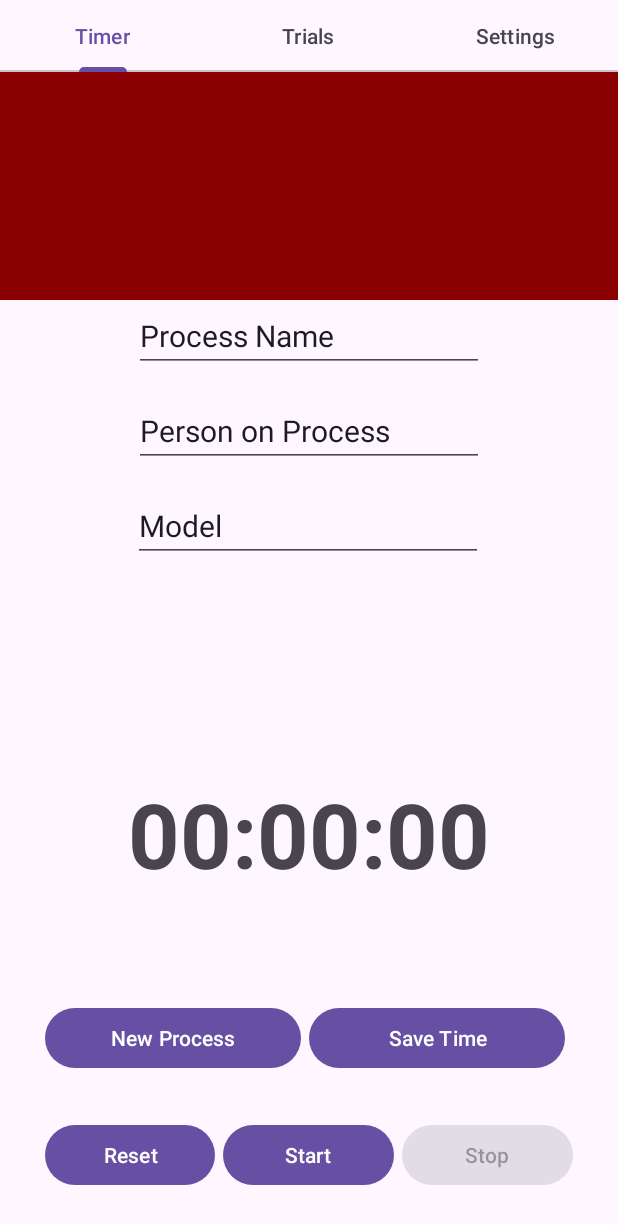
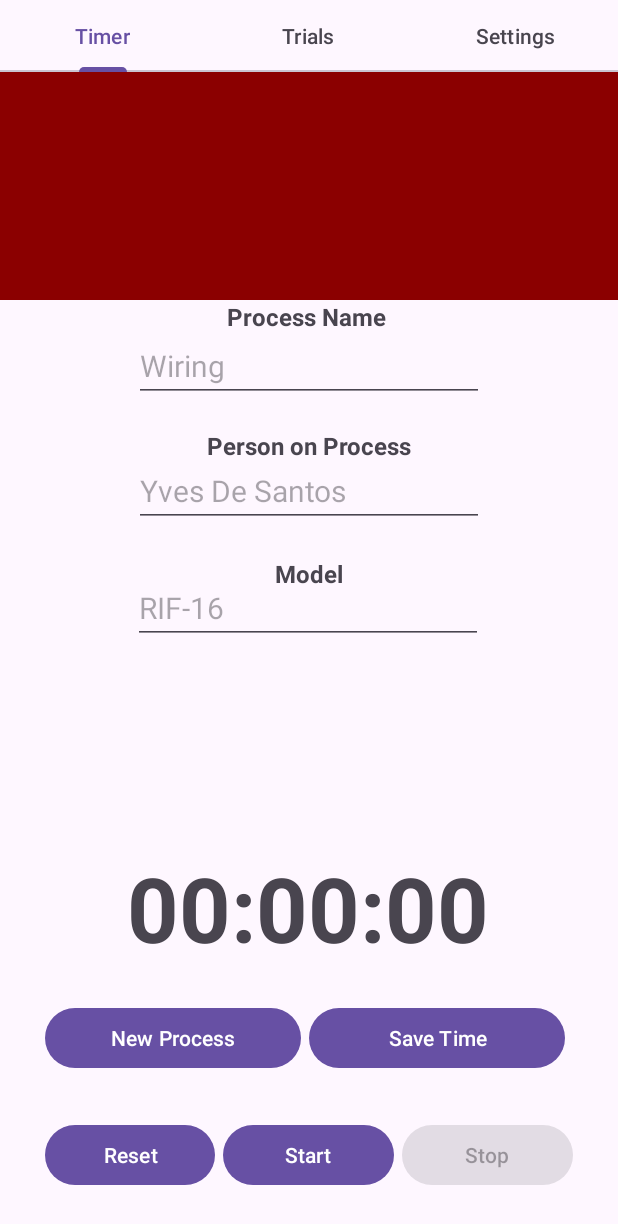
Before and after one commit to pengwoogithub/RealTMSAPP_Camel_ver0, an Android app: the screen it shows after launch (MainActivity), on a phone screen of 412 x 824 dp. Shown: the top 1224 px of the screen. Run offline under Robolectric (Android 15) with nearby library versions, the phone set to English and light mode, and no system bars.

Commit message:
fixed layout

```diff
--- /dev/null
+++ b/app/src/main/res/layout-land/fragment_home.xml
@@ -0,0 +1,163 @@
+<?xml version="1.0" encoding="utf-8"?>
+<androidx.constraintlayout.widget.ConstraintLayout
+    xmlns:android="http://schemas.android.com/apk/res/android"
+    xmlns:tools="http://schemas.android.com/tools"
+    xmlns:app="http://schemas.android.com/apk/res-auto"
+    android:layout_width="match_parent"
+    android:layout_height="match_parent"
+    tools:context=".fragments.HomeFragment">
+
+    <ScrollView
+        android:id="@+id/scrollView"
+        android:layout_width="match_parent"
+        android:layout_height="match_parent"
+        android:layout_marginTop="48dp"
+        android:fillViewport="true">
+
+        <LinearLayout
+            android:layout_width="match_parent"
+            android:layout_height="wrap_content"
+            android:orientation="vertical">
+
+            <!-- Process Name -->
+            <TextView
+                android:layout_width="wrap_content"
+                android:layout_height="wrap_content"
+                android:layout_marginTop="80dp"
+                android:text="Process Name"
+                android:textSize="16sp"
+                android:textStyle="bold"
+                android:layout_gravity="center_horizontal" />
+
+            <EditText
+                android:id="@+id/Process"
+                android:layout_width="wrap_content"
+                android:layout_height="wrap_content"
+                android:textSize="20sp"
+                android:ems="10"
+                android:inputType="text"
+                android:hint="Wiring"
+                android:layout_marginTop="20dp"
+                android:layout_gravity="center_horizontal" />
+
+            <!-- Person on Process -->
+            <TextView
+                android:id="@+id/textViewPersonTitle"
+                android:layout_width="wrap_content"
+                android:layout_height="wrap_content"
+                android:layout_marginTop="20dp"
+                android:text="Person on Process"
+                android:textSize="16sp"
+                android:textStyle="bold"
+                android:layout_gravity="center_horizontal" />
+
+            <EditText
+                android:id="@+id/Person"
+                android:layout_width="wrap_content"
+                android:layout_height="wrap_content"
+                android:layout_marginTop="20dp"
+                android:textSize="20sp"
+                android:ems="10"
+                android:inputType="text"
+                android:hint="Yves De Santos"
+                android:layout_gravity="center_horizontal" />
+
+            <!-- Model -->
+            <TextView
+                android:id="@+id/textViewModelTitle"
+                android:layout_width="wrap_content"
+                android:layout_height="wrap_content"
+                android:layout_marginTop="20dp"
+                android:text="Model"
+                android:textSize="16sp"
+                android:textStyle="bold"
+                android:layout_gravity="center_horizontal" />
+
+            <EditText
+                android:id="@+id/Model"
+                android:layout_width="wrap_content"
+                android:layout_height="wrap_content"
+                android:layout_marginTop="20dp"
+                android:ems="10"
+                android:inputType="text"
+                android:hint="RIF-16"
+                android:textSize="20sp"
+                android:layout_gravity="center_horizontal" />
+
+            <!-- Timer View -->
+            <TextView
+                android:id="@+id/TimerView"
+                android:layout_width="wrap_content"
+                android:layout_height="wrap_content"
+                android:layout_marginTop="20dp"
+                android:textSize="60sp"
+                android:textStyle="bold"
+                android:layout_gravity="center_horizontal" />
+
+            <!-- Buttons Layout 1 -->
+            <LinearLayout
+                android:id="@+id/buttons0"
+                android:layout_width="match_parent"
+                android:layout_height="wrap_content"
+                android:layout_marginTop="20dp"
+                android:orientation="horizontal"
+                android:gravity="center">
+
+                <com.google.android.material.button.MaterialButton
+                    android:id="@+id/Another"
+                    android:layout_width="0sp"
+                    android:layout_height="wrap_content"
+                    android:layout_weight="1"
+                    android:text="New Process" />
+
+                <com.google.android.material.button.MaterialButton
+                    android:id="@+id/Save"
+                    android:layout_width="0sp"
+                    android:layout_height="wrap_content"
+                    android:layout_weight="1"
+                    android:layout_marginStart="5sp"
+                    android:layout_marginEnd="5sp"
+                    android:text="Save Time" />
+
+            </LinearLayout>
+
+            <!-- Buttons Layout 2 -->
+            <LinearLayout
+                android:id="@+id/buttons"
+                android:layout_width="match_parent"
+                android:layout_height="wrap_content"
+                android:layout_marginTop="20dp"
+                android:orientation="horizontal"
+                android:gravity="center">
+
+                <com.google.android.material.button.MaterialButton
+                    android:id="@+id/Reset"
+                    android:layout_width="0sp"
+                    android:layout_height="wrap_content"
+                    android:layout_weight="1"
+                    android:text="Reset" />
+
+                <com.google.android.material.button.MaterialButton
+                    android:id="@+id/Start"
+                    android:layout_width="0sp"
+                    android:layout_height="wrap_content"
+                    android:layout_weight="1"
+                    android:layout_marginStart="5sp"
+                    android:layout_marginEnd="5sp"
+                    android:text="Start" />
+
+                <com.google.android.material.button.MaterialButton
+                    android:id="@+id/Stop"
+                    android:layout_width="0sp"
+                    android:layout_height="wrap_content"
+                    android:layout_weight="1"
+                    android:enabled="false"
+                    android:text="Stop" />
+
+            </LinearLayout>
+
+        </LinearLayout>
+
+    </ScrollView>
+
+</androidx.constraintlayout.widget.ConstraintLayout>
--- a/app/src/main/res/layout/fragment_home.xml
+++ b/app/src/main/res/layout/fragment_home.xml
@@ -7,30 +7,73 @@
     tools:context=".fragments.HomeFragment">
 
 
+    <!--Text View for title of each textbox-->
+    <TextView
+        android:layout_width="109dp"
+        android:layout_height="24dp"
+        android:layout_marginTop="200dp"
+        android:text="Process Name"
+        android:textSize="16sp"
+        android:textStyle="bold"
+        app:layout_constraintLeft_toLeftOf="parent"
+        app:layout_constraintRight_toRightOf="parent"
+        app:layout_constraintTop_toTopOf="parent"
+
+
+        />
+
+    <!--Textbox with hints-->
     <EditText
         android:id="@+id/Process"
         android:layout_width="wrap_content"
         android:layout_height="wrap_content"
-        android:textSize="20dp"
+        android:textSize="20sp"
         android:ems="10"
         android:inputType="text"
-        android:text="Process Name"
-        android:layout_marginTop="200dp"
+        android:hint="Wiring"
+        android:layout_marginTop="220dp"
+
+        app:layout_constraintStart_toStartOf="parent"
+        app:layout_constraintEnd_toEndOf="parent"
         app:layout_constraintTop_toTopOf="parent"
         app:layout_constraintLeft_toLeftOf="parent"
         app:layout_constraintRight_toRightOf="parent"/>
 
+    <TextView
+        android:id="@+id/textViewPersonTitle"
+        android:layout_width="wrap_content"
+        android:layout_height="wrap_content"
+        android:text="Person on Process"
+        android:textSize="16sp"
+        android:textStyle="bold"
+        app:layout_constraintTop_toBottomOf="@+id/Process"
+        android:layout_marginTop="18dp"
+        app:layout_constraintLeft_toLeftOf="parent"
+        app:layout_constraintRight_toRightOf="parent"
+        />
 
     <EditText
         android:id="@+id/Person"
         android:layout_width="wrap_content"
         android:layout_height="wrap_content"
-        android:layout_marginTop="15sp"
-        android:textSize="20dp"
+        android:layout_marginTop="35sp"
+        android:textSize="20sp"
         android:ems="10"
         android:inputType="text"
-        android:text="Person on Process"
+        android:hint="Yves De Santos"
         app:layout_constraintTop_toBottomOf="@+id/Process"
+        app:layout_constraintLeft_toLeftOf="parent"
+        app:layout_constraintRight_toRightOf="parent"/>
+
+    <TextView
+        android:id="@+id/textViewModelTitle"
+        android:layout_width="wrap_content"
+        android:layout_height="wrap_content"
+        android:text="Model"
+        android:textSize="16sp"
+        android:textStyle="bold"
+        app:layout_constraintTop_toBottomOf="@+id/Person"
+        android:layout_marginTop="20dp"
         app:layout_constraintLeft_toLeftOf="parent"
         app:layout_constraintRight_toRightOf="parent"/>
 
@@ -38,32 +81,34 @@
         android:id="@+id/Model"
         android:layout_width="wrap_content"
         android:layout_height="wrap_content"
-        android:layout_marginTop="15sp"
+        android:layout_marginTop="30dp"
         android:ems="10"
         android:inputType="text"
-        android:text="Model"
-        android:textSize="20dp"
+        android:hint="RIF-16"
+        android:textSize="20sp"
         app:layout_constraintHorizontal_bias="0.497"
         app:layout_constraintLeft_toLeftOf="parent"
         app:layout_constraintRight_toRightOf="parent"
-        app:layout_constraintTop_toBottomOf="@+id/Person" />
+        app:layout_constraintTop_toBottomOf="@+id/Person"
+        />
+
 
     <TextView
         android:id="@+id/TimerView"
         android:layout_width="wrap_content"
         android:layout_height="wrap_content"
         android:layout_centerInParent="true"
+        android:layout_marginBottom="70dp"
         android:textSize="60sp"
         android:textStyle="bold"
-        android:layout_marginBottom="10dp"
         app:layout_constraintBottom_toTopOf="@+id/buttons"
         app:layout_constraintEnd_toEndOf="parent"
+        app:layout_constraintHorizontal_bias="0.498"
         app:layout_constraintLeft_toLeftOf="parent"
         app:layout_constraintRight_toRightOf="parent"
-        app:layout_constraintTop_toBottomOf="@id/Model"
         app:layout_constraintStart_toStartOf="parent"
-        />
-
+        app:layout_constraintTop_toBottomOf="@id/TimerView"
+        app:layout_constraintVertical_bias="0.948" />
 
     <LinearLayout
         android:id="@+id/buttons"
@@ -111,7 +156,7 @@
         android:layout_height="wrap_content"
         android:layout_below="@+id/TimerView"
         android:layout_margin="30sp"
-        android:layout_marginTop="500dp"
+        android:layout_marginTop="50dp"
         android:orientation="horizontal"
         app:layout_constraintBottom_toTopOf="@id/buttons"
         app:layout_constraintEnd_toEndOf="parent"
```
